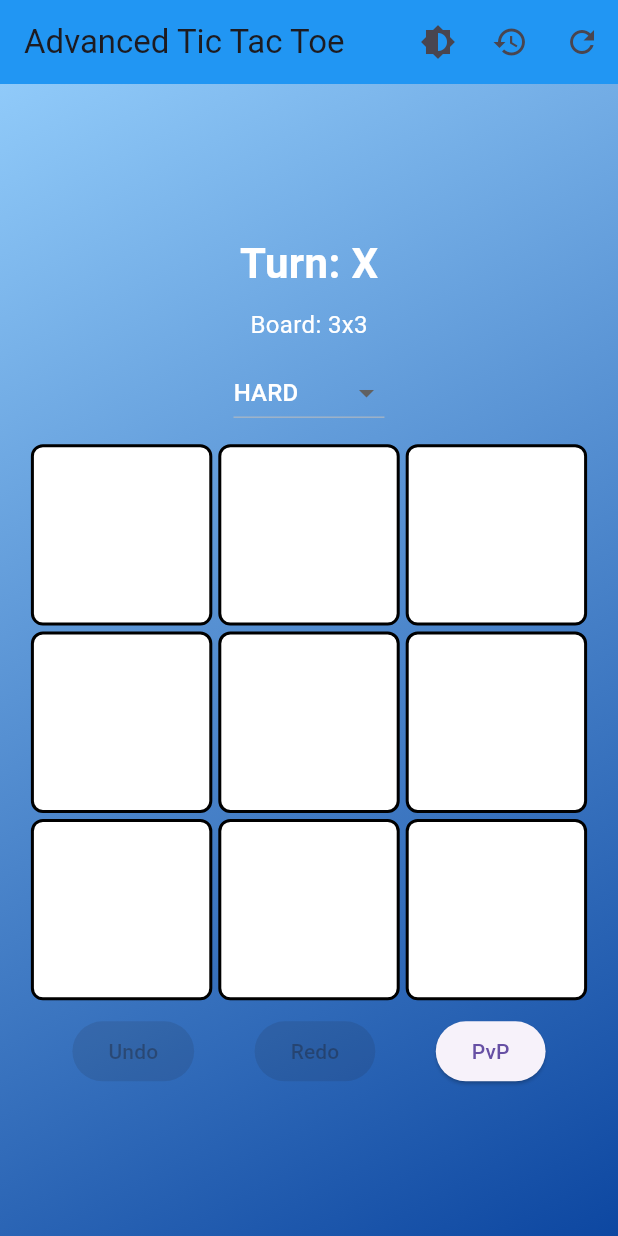
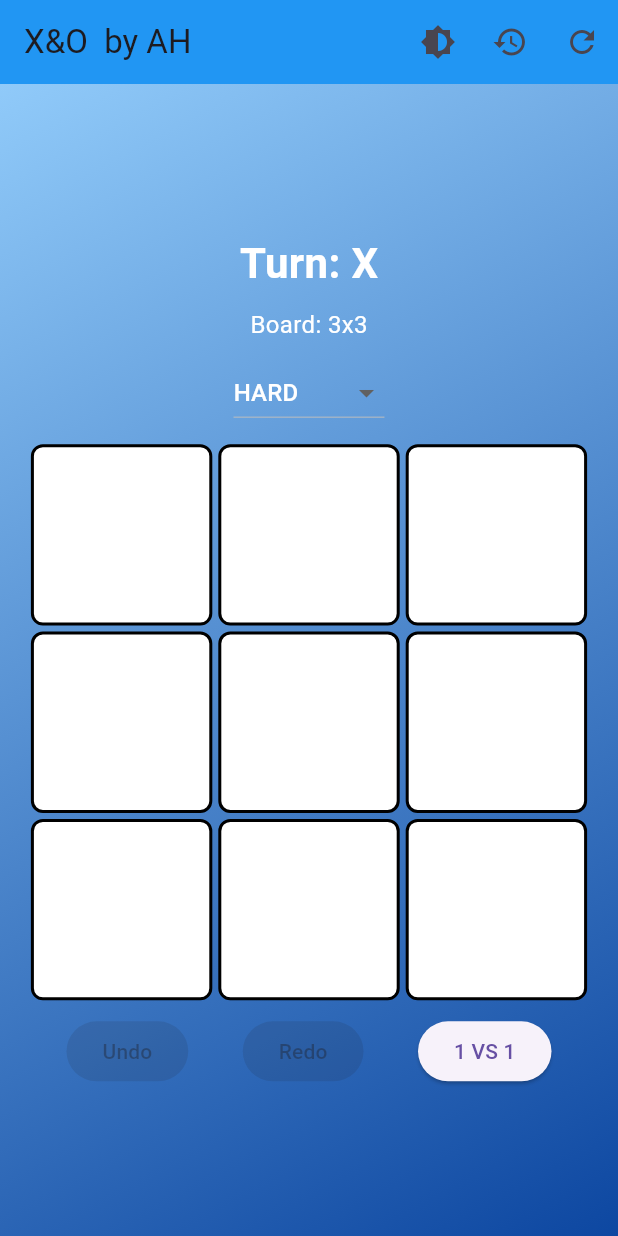
Before and after one commit to FlutterSmith/xo_game, a Flutter app: the screen it shows after launch, on a phone screen of 412 x 824 dp. Run offline on Flutter 3.47's test engine with Material 3 defaults, Android fonts, the phone set to English and light mode, and no system bars; our stand-ins replace bloc, equatable, flutter_bloc, sqflite; accounts and stored records are empty.

Commit message:
Update home screen title and button labels for improved clarity

```diff
--- a/lib/screens/home_screen.dart
+++ b/lib/screens/home_screen.dart
@@ -14,7 +14,7 @@ class HomeScreen extends StatelessWidget {
     final gameBloc = context.read<GameBloc>();
     return Scaffold(
       appBar: AppBar(
-        title: const Text('Advanced Tic Tac Toe'),
+        title: const Text('X&O  by AH'),
         actions: [
           IconButton(
             icon: const Icon(Icons.brightness_6),
@@ -96,8 +96,9 @@ class HomeScreen extends StatelessWidget {
                     ),
                     ElevatedButton(
                       onPressed: () => gameBloc.add(const ToggleGameMode()),
-                      child:
-                          Text(state.gameMode == GameMode.PvP ? 'PvP' : 'PvC'),
+                      child: Text(state.gameMode == GameMode.PvP
+                          ? '1 VS 1'
+                          : 'Player VS PC'),
                     ),
                   ],
                 ),
```
